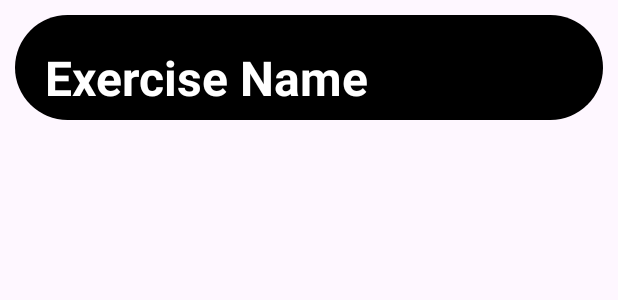
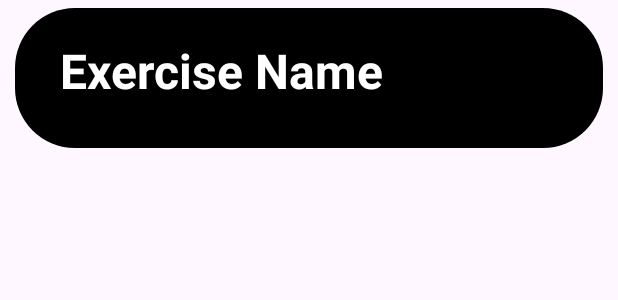
Before and after one commit to AkashKamatCreates/KotlinWorkoutApplication, an Android app: the layout workout_item.xml on its own in the app's theme, with its tools: preview values and no code run, on a phone screen of 412 x 824 dp. Shown: the top 300 px of the screen. Run offline under Robolectric (Android 15) with nearby library versions, the phone set to English and light mode, and no system bars.

Commit message:
dynamic component size

```diff
--- a/app/src/main/res/layout/workout_item.xml
+++ b/app/src/main/res/layout/workout_item.xml
@@ -4,17 +4,18 @@
     android:layout_height="wrap_content"
     android:orientation="vertical"
     android:background="@drawable/blur_background"
-    android:layout_marginTop="10dp"
+    android:layout_marginTop="5dp"
     android:layout_marginBottom="10dp"
     android:layout_marginLeft="10dp"
     android:layout_marginRight="10dp">
 
     <TextView
         android:id="@+id/exerciseName"
-        android:layout_width="300dp"
-        android:layout_height="50dp"
-        android:layout_marginStart="20dp"
+        android:layout_width="wrap_content"
+        android:layout_height="wrap_content"
+        android:layout_marginStart="30dp"
         android:layout_marginTop="20dp"
+        android:layout_marginBottom="10dp"
         android:text="Exercise Name"
         android:textSize="32sp"
         android:textStyle="bold"
@@ -24,6 +25,8 @@
         android:id="@+id/checkBoxContainer"
         android:layout_width="match_parent"
         android:layout_height="wrap_content"
-        android:orientation="vertical"/>
+        android:orientation="vertical"
+        android:layout_marginBottom="20dp"
+        android:layout_marginLeft="45dp"/>
 
 </LinearLayout>
```
